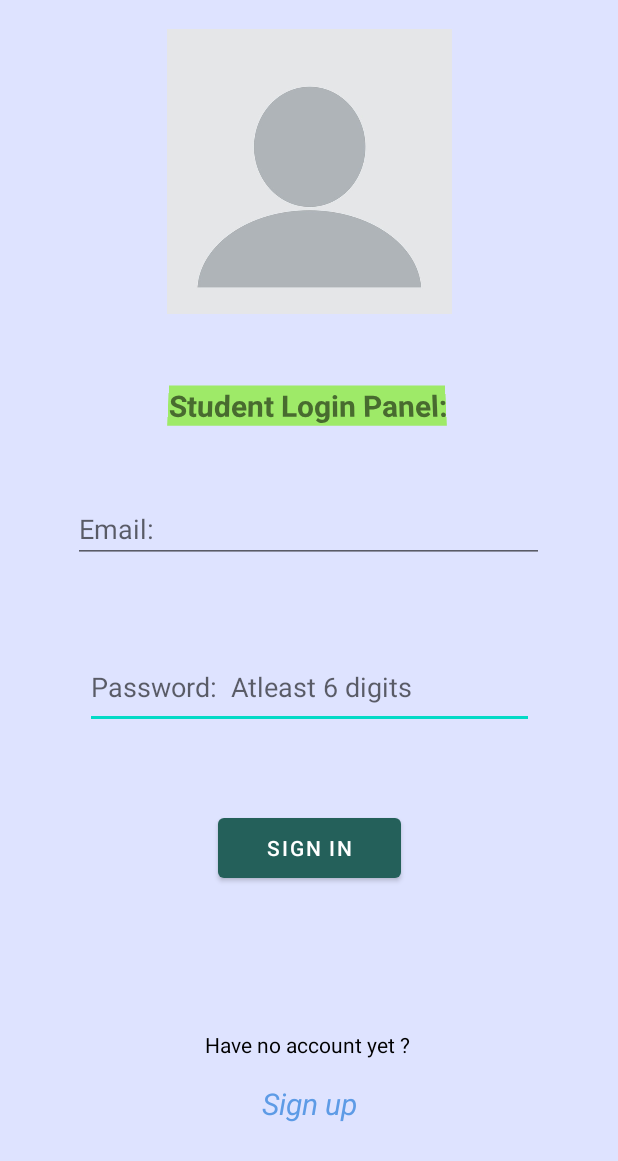
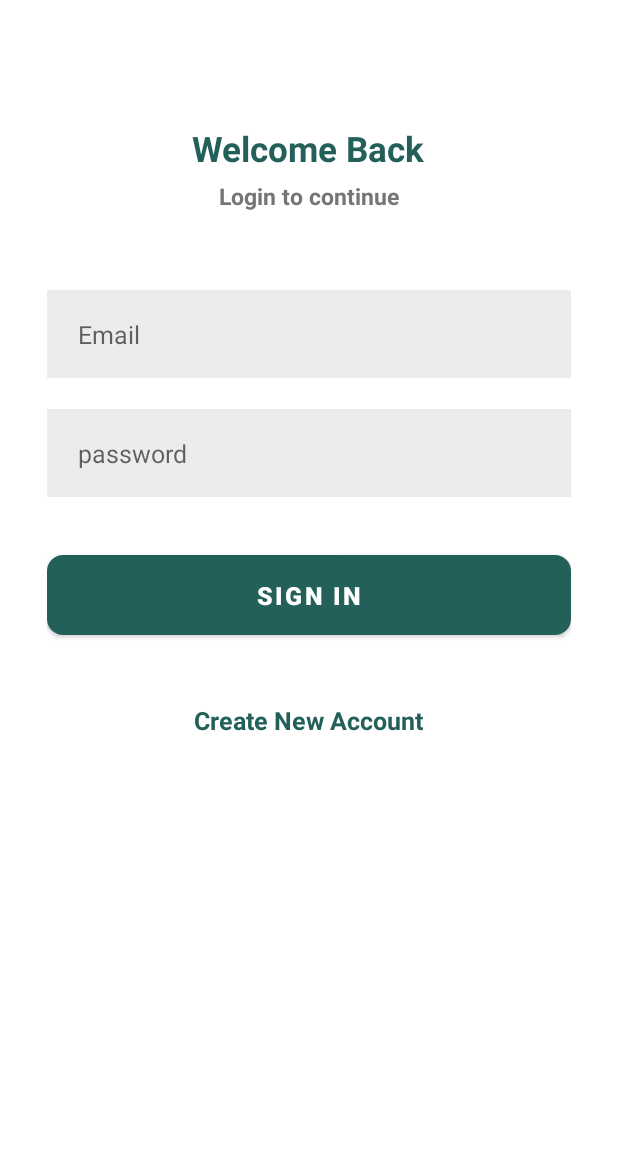
Before and after one commit to Swaraj44/CardiacRecorder, an Android app: the screen it shows after launch (MainActivity), on a phone screen of 412 x 824 dp. Shown: the top 1161 px of the screen. Run offline under Robolectric (Android 15) with nearby library versions, the phone set to English and light mode, and no system bars; our stand-ins replace Firebase (no records; nobody signed in at launch, a user with empty details on screens opened directly), sdp/ssp sizes.

Commit message:
signIn ui updated

```diff
--- a/app/src/main/java/com/example/cardiacrecorder/MainActivity.java
+++ b/app/src/main/java/com/example/cardiacrecorder/MainActivity.java
@@ -8,6 +8,7 @@ import android.util.Patterns;
 import android.view.View;
 import android.widget.Button;
 import android.widget.EditText;
+import android.widget.ProgressBar;
 import android.widget.TextView;
 import android.widget.Toast;
 
@@ -22,19 +23,11 @@ import com.google.firebase.auth.FirebaseAuth;
 
 public class MainActivity extends AppCompatActivity {
 
-
     private EditText mEmail, mPass;
-    private TextView mTextView;
-    private Button signInBtn;
-
-
-    String st;
+    public Button signInBtn;
     String ss;
-    String sname, sid;
-    int done = 0;
-    int ck = 0;
     ProgressDialog progressDialog;
-
+    ProgressBar progressBar;
     private FirebaseAuth mAuth;
 
     @Override
@@ -42,11 +35,11 @@ public class MainActivity extends AppCompatActivity {
         super.onCreate(savedInstanceState);
         setContentView(R.layout.activity_main);
 
-        mEmail = findViewById(R.id.email_signin);
-        mPass = findViewById(R.id.passsignin);
-
-        signInBtn = findViewById(R.id.singin_btn);
-
+        mEmail = findViewById(R.id.inputEmail);
+        mPass = findViewById(R.id.inputPassword);
+        signInBtn = findViewById(R.id.buttonSignIn);
+        TextView createNewAccount = findViewById(R.id.createNewAccount);
+        progressBar = findViewById(R.id.progressBar);
         mAuth = FirebaseAuth.getInstance();
 
 
@@ -56,30 +49,34 @@ public class MainActivity extends AppCompatActivity {
                 progressDialog = new ProgressDialog(MainActivity.this);
                 progressDialog.setTitle("Signing in...");
                 progressDialog.show();
-
                 ss = mEmail.getText().toString();
                 //search(ss);
                 loginUser();
             }
         });
 
+        createNewAccount.setOnClickListener(new View.OnClickListener() {
+            @Override
+            public void onClick(View v) {
+                startActivity(new Intent(getApplicationContext(), SignUp.class));
+            }
+        });
+
     }
+
 
     private void loginUser() {
         String email = mEmail.getText().toString();
         String pass = mPass.getText().toString();
-
+        loading(true);
         if (!email.isEmpty() && Patterns.EMAIL_ADDRESS.matcher(email).matches()) {
             if (!pass.isEmpty()) {
                 mAuth.signInWithEmailAndPassword(email, pass)
                         .addOnSuccessListener(new OnSuccessListener<AuthResult>() {
                             @Override
                             public void onSuccess(AuthResult authResult) {
-
                                 progressDialog.dismiss();
-
                                 Toast.makeText(MainActivity.this, "Login Successfully !!", Toast.LENGTH_SHORT).show();
-
                                 Intent ii = new Intent(MainActivity.this, Dash_Board.class);
                                 ii.putExtra("email", email);
                                 startActivity(ii);
@@ -88,7 +85,7 @@ public class MainActivity extends AppCompatActivity {
                         }).addOnFailureListener(new OnFailureListener() {
                             @Override
                             public void onFailure(@NonNull Exception e) {
-
+                                loading(false);
                                 progressDialog.dismiss();
                                 Toast.makeText(MainActivity.this, "Login Failed !!", Toast.LENGTH_SHORT).show();
                             }
@@ -106,11 +103,16 @@ public class MainActivity extends AppCompatActivity {
         }
     }
 
+    private void loading(Boolean isLoading) {
+        if (isLoading) {
+            signInBtn.setVisibility(View.INVISIBLE);
+            progressBar.setVisibility(View.VISIBLE);
 
-    public void SIGNUP(View view) {
-        Intent in = new Intent(MainActivity.this, SignUp.class);
-        startActivity(in);
-        // Do something in response to button click
+        } else {
+            signInBtn.setVisibility(View.VISIBLE);
+            progressBar.setVisibility(View.INVISIBLE);
+
+        }
     }
 
 }
--- a/app/src/main/res/layout/activity_main.xml
+++ b/app/src/main/res/layout/activity_main.xml
@@ -1,116 +1,163 @@
 <?xml version="1.0" encoding="utf-8"?>
-<androidx.constraintlayout.widget.ConstraintLayout xmlns:android="http://schemas.android.com/apk/res/android"
+<ScrollView xmlns:android="http://schemas.android.com/apk/res/android"
     xmlns:app="http://schemas.android.com/apk/res-auto"
     xmlns:tools="http://schemas.android.com/tools"
     android:layout_width="match_parent"
     android:layout_height="match_parent"
-android:background="#DEE3FF"
+    android:clipToPadding="false"
+    android:overScrollMode="never"
+    android:padding="@dimen/_24sdp"
+    android:scrollbars="none"
     tools:context=".MainActivity">
 
+    <LinearLayout
+        android:layout_width="match_parent"
+        android:layout_height="wrap_content"
+        android:gravity="center_horizontal"
+        android:orientation="vertical">
+
+        <TextView
+            android:layout_width="wrap_content"
+            android:layout_height="wrap_content"
+            android:layout_marginTop="@dimen/_40sdp"
+            android:text="@string/welcome_back"
+            android:textColor="@color/primary"
+            android:textSize="@dimen/_18ssp"
+            android:textStyle="bold" />
+
+        <TextView
+            android:layout_width="wrap_content"
+            android:layout_height="wrap_content"
+            android:layout_marginTop="@dimen/_4sdp"
+            android:text="@string/login_to_continue"
+            android:textColor="@color/secondary_text"
+            android:textSize="@dimen/_12sdp"
+            android:textStyle="bold" />
 
         <EditText
-    android:id="@+id/passsignin"
-    android:layout_width="299dp"
-    android:layout_height="56dp"
-    android:ems="10"
-    android:hint="Password:  Atleast 6 digits"
+            android:id="@+id/inputEmail"
+            android:layout_width="match_parent"
+            android:layout_height="@dimen/_45sdp"
+            android:layout_marginTop="@dimen/_40sdp"
+            android:background="@color/input_background"
+            android:hint="@string/email"
+            android:imeOptions="actionNext"
+            android:importantForAutofill="no"
+            android:inputType="textEmailAddress"
+            android:paddingStart="@dimen/_16sdp"
+            android:paddingEnd="@dimen/_16sdp"
+            android:textColor="@color/primary_text"
+            android:textSize="@dimen/_13ssp" />
+
+        <EditText
+            android:id="@+id/inputPassword"
+            android:layout_width="match_parent"
+            android:layout_height="@dimen/_45sdp"
+            android:layout_marginTop="@dimen/_16sdp"
+            android:background="@color/input_background"
+            android:hint="@string/password"
+            android:imeOptions="actionDone"
+            android:importantForAutofill="no"
             android:inputType="textPassword"
+            android:paddingStart="@dimen/_16sdp"
+            android:paddingEnd="@dimen/_16sdp"
+            android:textColor="@color/primary_text"
+            android:textSize="@dimen/_13ssp" />
 
-    app:layout_constraintBottom_toBottomOf="parent"
-    app:layout_constraintEnd_toEndOf="parent"
-    app:layout_constraintStart_toStartOf="parent"
-    app:layout_constraintTop_toTopOf="parent"
-    app:layout_constraintVertical_bias="0.56" />
+        <FrameLayout
+            android:layout_width="match_parent"
+            android:layout_height="wrap_content"
+            android:layout_marginTop="@dimen/_25sdp"
+            android:animateLayoutChanges="true">
+
+            <com.google.android.material.button.MaterialButton
+                android:id="@+id/buttonSignIn"
+                android:layout_width="match_parent"
+                android:layout_height="@dimen/_50sdp"
+                android:text="@string/sign_in"
+                android:textColor="@color/white"
+                android:textSize="@dimen/_13ssp"
+                android:textStyle="bold"
+                app:cornerRadius="@dimen/_8sdp" />
+
+            <ProgressBar
+                android:id="@+id/progressBar"
+                android:layout_width="@dimen/_25sdp"
+                android:layout_height="@dimen/_25sdp"
+                android:layout_gravity="center"
+                android:visibility="invisible" />
+
+        </FrameLayout>
+
 
         <TextView
-    android:id="@+id/textView5"
+            android:id="@+id/createNewAccount"
             android:layout_width="wrap_content"
             android:layout_height="wrap_content"
-    android:background="#9EEA68"
-    android:gravity="center"
-    android:rotationX="10"
-    android:rotationY="0"
-    android:text="Student Login Panel:"
-    android:textSize="20dp"
+            android:layout_marginTop="@dimen/_30sdp"
+            android:text="@string/create_new_account"
+            android:textColor="@color/primary"
+            android:textSize="@dimen/_13ssp"
             android:textStyle="bold"
-    app:layout_constraintBottom_toBottomOf="parent"
-    app:layout_constraintEnd_toEndOf="parent"
-    app:layout_constraintHorizontal_bias="0.495"
-    app:layout_constraintStart_toStartOf="parent"
-    app:layout_constraintTop_toTopOf="parent"
-    app:layout_constraintVertical_bias="0.322" />
 
-<EditText
-    android:id="@+id/email_signin"
-    android:layout_width="314dp"
-    android:layout_height="42dp"
-    android:ems="10"
-    android:hint="Email:"
-    android:inputType="textPersonName"
-
-    app:layout_constraintBottom_toBottomOf="parent"
-    app:layout_constraintEnd_toEndOf="parent"
-    app:layout_constraintHorizontal_bias="0.494"
-    app:layout_constraintStart_toStartOf="parent"
-    app:layout_constraintTop_toTopOf="parent"
-    app:layout_constraintVertical_bias="0.426" />
-
-<Button
-    android:id="@+id/singin_btn"
-    android:layout_width="122dp"
-    android:layout_height="52dp"
-    android:text="Sign In"
-    app:layout_constraintBottom_toBottomOf="parent"
-    app:layout_constraintEnd_toEndOf="parent"
-    app:layout_constraintHorizontal_bias="0.501"
-    app:layout_constraintStart_toStartOf="parent"
-    app:layout_constraintTop_toTopOf="parent"
-    app:layout_constraintVertical_bias="0.699" />
-
-<TextView
-    android:id="@+id/textView6"
-    android:layout_width="wrap_content"
-    android:layout_height="wrap_content"
-    android:background="?attr/selectableItemBackground"
-    android:clickable="true"
-    android:onClick="SIGNUP"
-    android:paddingLeft="10dp"
-    android:paddingRight="10dp"
-    android:text="Sign up"
-    android:textColor="#5D9BE6"
-    android:textSize="20dp"
-    android:textStyle="italic"
-    app:layout_constraintBottom_toBottomOf="parent"
-    app:layout_constraintEnd_toEndOf="parent"
-    app:layout_constraintStart_toStartOf="parent"
-    app:layout_constraintTop_toTopOf="parent"
-    app:layout_constraintVertical_bias="0.906"
-    android:focusable="true"
-    tools:ignore="UsingOnClickInXml" />
-
-<TextView
-    android:id="@+id/textView13"
-    android:layout_width="wrap_content"
-    android:layout_height="wrap_content"
-    android:text="Have no account yet ?"
-    android:textColor="#000000"
-    app:layout_constraintBottom_toBottomOf="parent"
-    app:layout_constraintEnd_toEndOf="parent"
-    app:layout_constraintHorizontal_bias="0.496"
-    app:layout_constraintStart_toStartOf="parent"
-    app:layout_constraintTop_toTopOf="parent"
-    app:layout_constraintVertical_bias="0.853" />
-
-<ImageView
-    android:id="@+id/imageView11"
-    android:layout_width="201dp"
-    android:layout_height="190dp"
-    app:layout_constraintBottom_toBottomOf="parent"
-    app:layout_constraintEnd_toEndOf="parent"
-    app:layout_constraintStart_toStartOf="parent"
-    app:layout_constraintTop_toTopOf="parent"
-    app:layout_constraintVertical_bias="0.031"
-    app:srcCompat="@drawable/profile_pic" />
+            />
 
 
-</androidx.constraintlayout.widget.ConstraintLayout>
+    </LinearLayout>
+
+
+
+
+
+
+
+
+
+
+    <!--<TextView-->
+    <!--    android:id="@+id/textView6"-->
+    <!--    android:layout_width="wrap_content"-->
+    <!--    android:layout_height="wrap_content"-->
+    <!--    android:background="?attr/selectableItemBackground"-->
+    <!--    android:clickable="true"-->
+    <!--    android:onClick="SIGNUP"-->
+    <!--    android:paddingLeft="10dp"-->
+    <!--    android:paddingRight="10dp"-->
+    <!--    android:text="Sign up"-->
+    <!--    android:textColor="#5D9BE6"-->
+    <!--    android:textSize="20dp"-->
+    <!--    android:textStyle="italic"-->
+    <!--    app:layout_constraintBottom_toBottomOf="parent"-->
+    <!--    app:layout_constraintEnd_toEndOf="parent"-->
+    <!--    app:layout_constraintStart_toStartOf="parent"-->
+    <!--    app:layout_constraintTop_toTopOf="parent"-->
+    <!--    app:layout_constraintVertical_bias="0.906"-->
+    <!--    android:focusable="true"-->
+    <!--    tools:ignore="UsingOnClickInXml" />-->
+
+    <!--<TextView-->
+    <!--    android:id="@+id/textView13"-->
+    <!--    android:layout_width="wrap_content"-->
+    <!--    android:layout_height="wrap_content"-->
+    <!--    android:text="Have no account yet ?"-->
+    <!--    android:textColor="#000000"-->
+    <!--    app:layout_constraintBottom_toBottomOf="parent"-->
+    <!--    app:layout_constraintEnd_toEndOf="parent"-->
+    <!--    app:layout_constraintHorizontal_bias="0.496"-->
+    <!--    app:layout_constraintStart_toStartOf="parent"-->
+    <!--    app:layout_constraintTop_toTopOf="parent"-->
+    <!--    app:layout_constraintVertical_bias="0.853" />-->
+
+    <!--<ImageView-->
+    <!--    android:id="@+id/imageView11"-->
+    <!--    android:layout_width="201dp"-->
+    <!--    android:layout_height="190dp"-->
+    <!--    app:layout_constraintBottom_toBottomOf="parent"-->
+    <!--    app:layout_constraintEnd_toEndOf="parent"-->
+    <!--    app:layout_constraintStart_toStartOf="parent"-->
+    <!--    app:layout_constraintTop_toTopOf="parent"-->
+    <!--    app:layout_constraintVertical_bias="0.031"-->
+    <!--    app:srcCompat="@drawable/profile_pic" />-->
+
+
+</ScrollView>
--- a/app/src/main/res/values/strings.xml
+++ b/app/src/main/res/values/strings.xml
@@ -9,4 +9,6 @@
     <string name="sign_up">sign Up</string>
     <string name="sign_in">sign in</string>
     <string name="phone_number">Phone number</string>
+    <string name="welcome_back">Welcome Back</string>
+    <string name="login_to_continue">Login to continue</string>
 </resources>
```
Lines whose indentation alone changed are shown as unchanged.
